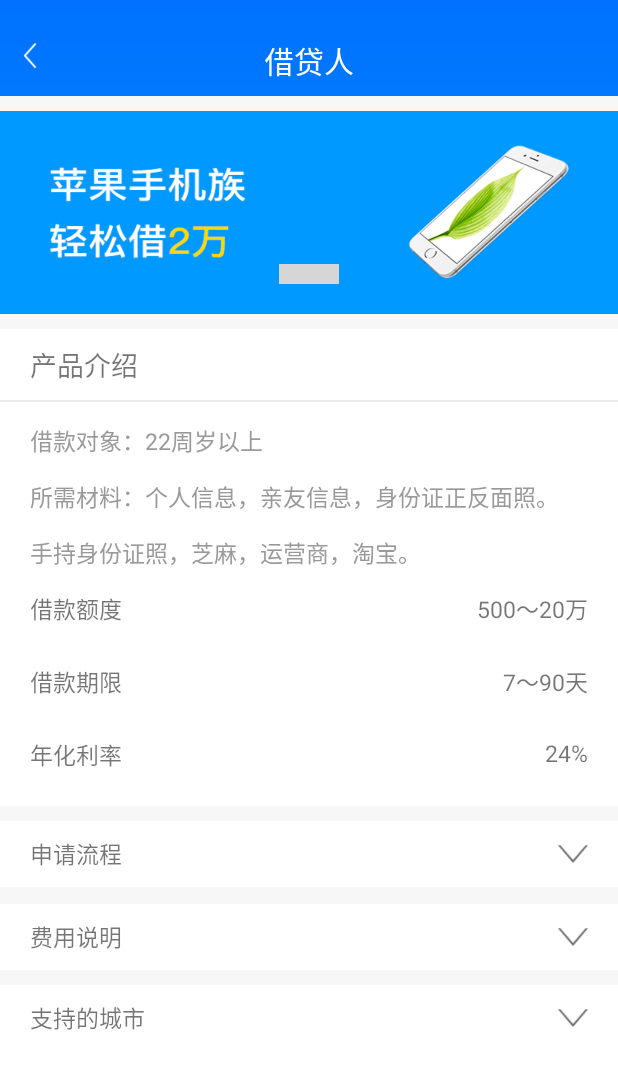
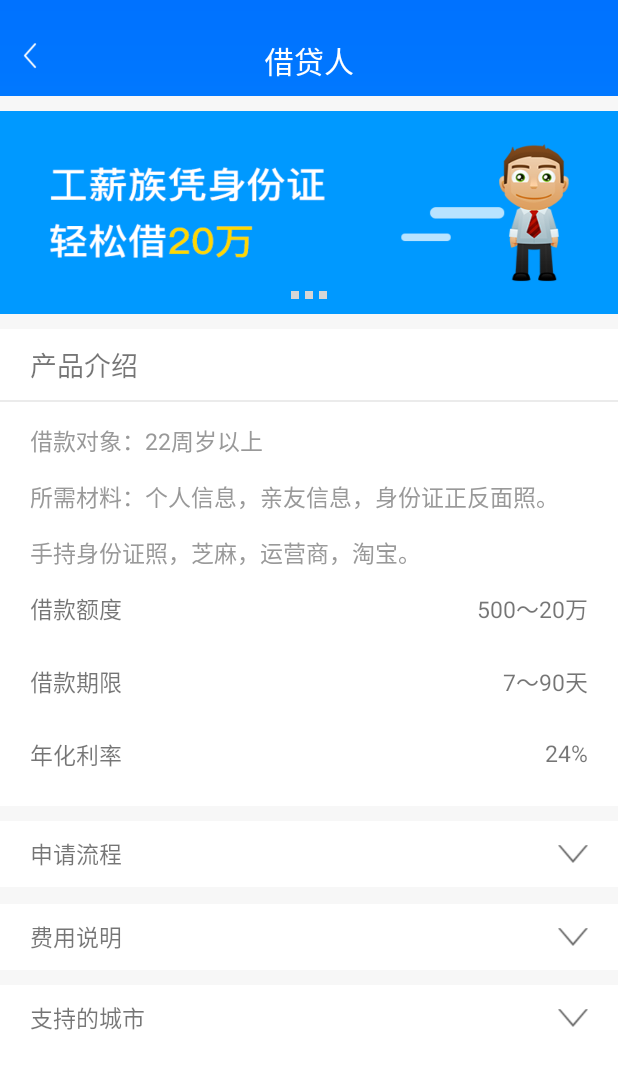
Before and after one commit to dapanjimianpaigumian/mdq, an Android app: the JDRActivity screen opened directly, with no data from a screen before it, on a phone screen of 412 x 824 dp. Shown: the top 1069 px of the screen. Run offline under Robolectric (Android 15) with nearby library versions, the light colour scheme and no system bars; our stand-ins replace ButterKnife; grey boxes are pictures that could not be loaded.

Commit message:
解决借贷人界面ViewPager滑动至尾页继续滑动崩溃的bug

```diff
--- a/app/src/main/java/com/sdjr/mdq/ui/jdr/JDRActivity.java
+++ b/app/src/main/java/com/sdjr/mdq/ui/jdr/JDRActivity.java
@@ -3,6 +3,9 @@
 import android.graphics.Color;
 import android.os.Build;
 import android.os.Bundle;
+import android.os.Handler;
+import android.os.Message;
+import android.support.v4.view.PagerAdapter;
 import android.support.v4.view.ViewPager;
 import android.support.v7.app.AppCompatActivity;
 import android.view.View;
@@ -17,12 +20,15 @@
 
 import java.util.ArrayList;
 import java.util.List;
+import java.util.concurrent.Executors;
+import java.util.concurrent.ScheduledExecutorService;
+import java.util.concurrent.TimeUnit;
 
 import butterknife.Bind;
 import butterknife.ButterKnife;
 import butterknife.OnClick;
 
-public class JDRActivity extends AppCompatActivity implements ViewPager.OnPageChangeListener{
+public class JDRActivity extends AppCompatActivity {
 
     @Bind(R.id.jdr_lin1_img1)
     ImageView jdrLin1Img1;
@@ -52,23 +58,33 @@
     ImageView jdrImg01;
     @Bind(R.id.jdr_viewpager)
     ViewPager jdrViewpager;
+    @Bind(R.id.dot_0)
+    View dot0;
+    @Bind(R.id.dot_1)
+    View dot1;
+    @Bind(R.id.dot_2)
+    View dot2;
     private int lin1 = 1;
     private int lin2 = 1;
     private int lin3 = 1;
-    private int []imageIdArray;//图片资源的数组
-    private List<View> viewList;//图片资源的集合
-    private ViewGroup vg;//放置圆点
+    int oldPosition;
 
-    //实例化原点View
-    private ImageView iv_point;
-    private ImageView []ivPointArray;
-    private boolean isLooper;
+    private int[] imageIds = new int[]{R.drawable.viewpager1,
+            R.drawable.viewpager2,
+            R.drawable.viewpager3};
 
-    @Override
-    protected void onDestroy() {
-        super.onDestroy();
-        isLooper = false;
-    }
+    private List<ImageView> mImageViewList;
+    private List<View> dots;
+    private int currentItem;
+
+    private Handler mHandler = new Handler() {
+        @Override
+        public void handleMessage(Message msg) {
+            super.handleMessage(msg);
+            jdrViewpager.setCurrentItem(currentItem, true);
+        }
+    };
+    private ScheduledExecutorService scheduledExecutorService;
 
     @Override
     protected void onCreate(Bundle savedInstanceState) {
@@ -83,130 +99,111 @@
         }
         setContentView(R.layout.activity_jdr);
         ButterKnife.bind(this);
-        jdrImg01.setOnClickListener(new View.OnClickListener() {
+
+        mImageViewList = new ArrayList<>();
+        for (int i = 0; i < imageIds.length; i++) {
+            ImageView mImageView = new ImageView(this);
+            mImageView.setBackgroundResource(imageIds[i]);
+            mImageViewList.add(mImageView);
+        }
+
+        dots = new ArrayList<>();
+        dots.add(dot0);
+        dots.add(dot1);
+        dots.add(dot2);
+
+        ViewPagerAdapter mAdapter = new ViewPagerAdapter();
+        jdrViewpager.setAdapter(mAdapter);
+
+        jdrViewpager.addOnPageChangeListener(new ViewPager.OnPageChangeListener() {
             @Override
-            public void onClick(View view) {
-                JDRActivity.this.finish();
+            public void onPageScrolled(int position, float positionOffset, int positionOffsetPixels) {
+
+            }
+
+            @Override
+            public void onPageSelected(int position) {
+                dots.get(position).setBackgroundResource(R.mipmap.full_holo);
+                dots.get(oldPosition).setBackgroundResource(R.mipmap.empty_holo);
+
+                oldPosition = position;
+
+                currentItem=position;
+
+            }
+
+            @Override
+            public void onPageScrollStateChanged(int state) {
+
             }
         });
+    }
 
-        //加载ViewPager
-        initViewPager();
+    private class ViewPagerAdapter extends PagerAdapter {
 
-        //加载底部圆点
-        initPoint();
+        @Override
+        public int getCount() {
+            return imageIds.length;
+        }
 
-        //修改添加设置ViewPager的当前页，为了保证左右轮播
-        jdrViewpager.setCurrentItem(0);
-        //开启一个线程，用于循环
-        new Thread(new Runnable() {
-            @Override
-            public void run() {
-                isLooper = true;
-                while (isLooper){
-                    try {
-                        Thread.sleep(2000);
-                    } catch (InterruptedException e) {
-                        e.printStackTrace();
-                    }
+        @Override
+        public boolean isViewFromObject(View view, Object object) {
+            return view == object;
+        }
 
-                    runOnUiThread(new Runnable() {
-                        @Override
-                        public void run() {
-                            //这里是设置当前页的下一页
-                            if (jdrViewpager!=null){
-                                jdrViewpager.setCurrentItem(jdrViewpager.getCurrentItem() + 1);
-                            }
-                        }
-                    });
-                }
-            }
-        }).start();
-    }
-    /**
-     * 加载底部圆点
-     */
-    private void initPoint() {
-        //这里实例化LinearLayout
-        vg = (ViewGroup) findViewById(R.id.guide_ll_point);
-        //根据ViewPager的item数量实例化数组
-        ivPointArray = new ImageView[viewList.size()];
-        //循环新建底部圆点ImageView，将生成的ImageView保存到数组中
-        int size = viewList.size();
-        for (int i = 0;i<size;i++){
-            iv_point = new ImageView(this);
-            iv_point.setLayoutParams(new ViewGroup.LayoutParams(20,20));
-            iv_point.setPadding(30,0,30,0);//left,top,right,bottom
-            ivPointArray[i] = iv_point;
-            //第一个页面需要设置为选中状态，这里采用两张不同的图片
-            if (i == 0){
-                iv_point.setBackgroundResource(R.mipmap.full_holo);
-            }else{
-                iv_point.setBackgroundResource(R.mipmap.empty_holo);
-            }
-            //将数组中的ImageView加入到ViewGroup
-            vg.addView(ivPointArray[i]);
+        @Override
+        public Object instantiateItem(ViewGroup container, int position) {
+            container.addView(mImageViewList.get(position));
+            return mImageViewList.get(position);
+        }
+
+        @Override
+        public void destroyItem(ViewGroup container, int position, Object object) {
+            container.removeView(mImageViewList.get(position));
         }
     }
 
-    /**
-     * 加载图片ViewPager
-     */
-    private void initViewPager() {
-        //实例化图片资源
-        imageIdArray = new int[]{R.drawable.viewpager1,R.drawable.viewpager2,R.drawable.viewpager3};
-        viewList = new ArrayList<>();
-        //获取一个Layout参数，设置为全屏
-        LinearLayout.LayoutParams params = new LinearLayout.LayoutParams(
-                LinearLayout.LayoutParams.MATCH_PARENT,LinearLayout.LayoutParams.MATCH_PARENT);
+    private class ViewPagerTask implements Runnable {
+        @Override
+        public void run() {
+            currentItem = (currentItem + 1) % imageIds.length;
 
-        //循环创建View并加入到集合中
-        int len = imageIdArray.length;
-        for (int i = 0;i<len;i++){
-            //new ImageView并设置全屏和图片资源
-            ImageView imageView = new ImageView(this);
-            imageView.setLayoutParams(params);
-            imageView.setBackgroundResource(imageIdArray[i]);
-
-            //将ImageView加入到集合中
-            viewList.add(imageView);
-        }
-
-        //View集合初始化好后，设置Adapter
-        jdrViewpager.setAdapter(new GuidePageAdapter(viewList));
-        //设置滑动监听
-        jdrViewpager.setOnPageChangeListener(this);
-    }
-
-
-    @Override
-    public void onPageScrolled(int position, float positionOffset, int positionOffsetPixels) {
-
-    }
-
-    /**
-     * 滑动后的监听
-     * @param position
-     */
-    @Override
-    public void onPageSelected(int position) {
-        //修改全部的position长度
-        int newPosition = position % viewList.size();
-
-        //循环设置当前页的标记图
-        int length = imageIdArray.length;
-        for (int i = 0; i < length; i++) {
-            ivPointArray[newPosition].setBackgroundResource(R.mipmap.full_holo);
-            if (newPosition != i) {
-                ivPointArray[i].setBackgroundResource(R.mipmap.empty_holo);
-            }
+            mHandler.sendEmptyMessage(0);
         }
     }
 
     @Override
-    public void onPageScrollStateChanged(int state) {
+    protected void onStart() {
+        super.onStart();
+        scheduledExecutorService = Executors.newSingleThreadScheduledExecutor();
 
+        scheduledExecutorService.scheduleWithFixedDelay(
+                new ViewPagerTask(),
+                2,
+                2,
+                TimeUnit.SECONDS
+        );
     }
+
+    @Override
+    protected void onStop() {
+        super.onStop();
+        if (scheduledExecutorService != null) {
+            scheduledExecutorService.shutdown();
+            scheduledExecutorService = null;
+        }
+    }
+
+    @Override
+    protected void onDestroy() {
+        super.onDestroy();
+        if (scheduledExecutorService != null) {
+            scheduledExecutorService.shutdown();
+            scheduledExecutorService = null;
+        }
+        ButterKnife.unbind(this);
+    }
+
     @OnClick({R.id.jdr_lin1, R.id.jdr_lin3, R.id.jdr_lin5})
     public void onViewClicked(View view) {
         switch (view.getId()) {
--- a/app/src/main/res/layout/activity_jdr.xml
+++ b/app/src/main/res/layout/activity_jdr.xml
@@ -38,7 +38,7 @@
                 android:layout_height="match_parent"
                 android:orientation="vertical"
                 >
-                <RelativeLayout
+                <FrameLayout
                     android:layout_width="match_parent"
                     android:layout_height="145dp">
                     <View
@@ -46,24 +46,47 @@
                         android:layout_height="10dp"
                         android:background="#f7f7f7"
                         />
+
                     <android.support.v4.view.ViewPager
                         android:id="@+id/jdr_viewpager"
                         android:layout_width="match_parent"
                         android:layout_height="135dp"
-                        android:background="@drawable/viewpager1"
-                        android:layout_marginTop="10dp"
-                        >
-                    </android.support.v4.view.ViewPager>
+                        android:layout_marginTop="10dp"/>
+
                         <LinearLayout
                             android:id="@+id/guide_ll_point"
                             android:layout_width="match_parent"
                             android:layout_height="wrap_content"
                             android:orientation="horizontal"
-                        android:layout_alignParentBottom="true"
-                        android:layout_marginBottom="20dp"
-                        android:gravity="center_horizontal">
+                            android:layout_gravity="bottom"
+                            android:layout_marginBottom="10dp"
+                            android:gravity="center">
+
+                            <View
+                                android:id="@+id/dot_0"
+                                android:layout_width="5dip"
+                                android:layout_height="5dip"
+                                android:layout_marginLeft="2dip"
+                                android:layout_marginRight="2dip"
+                                android:background="@mipmap/full_holo" />
+
+                            <View
+                                android:id="@+id/dot_1"
+                                android:layout_width="5dip"
+                                android:layout_height="5dip"
+                                android:layout_marginLeft="2dip"
+                                android:layout_marginRight="2dip"
+                                android:background="@mipmap/empty_holo" />
+
+                            <View
+                                android:id="@+id/dot_2"
+                                android:layout_width="5dip"
+                                android:layout_height="5dip"
+                                android:layout_marginLeft="2dip"
+                                android:layout_marginRight="2dip"
+                                android:background="@mipmap/empty_holo" />
                         </LinearLayout>
-                </RelativeLayout>
+                </FrameLayout>
                 <View
                     android:layout_width="match_parent"
                     android:layout_height="10dp"
```
Lines whose indentation alone changed are shown as unchanged.
